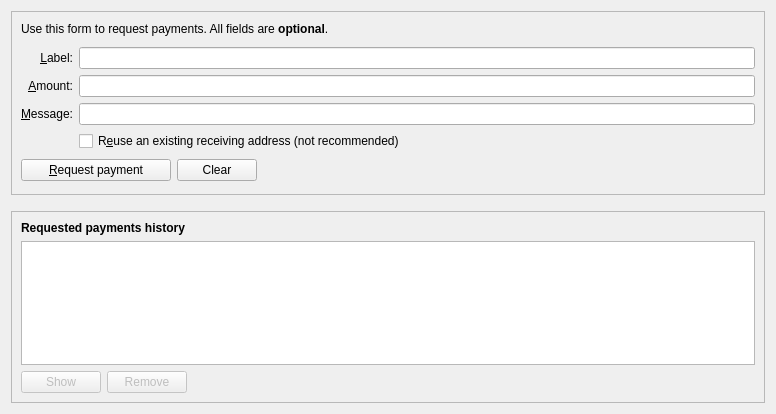
Qt form src/qt/forms/receivecoinsdialog.ui (unitusdev/unitus) before a commit.
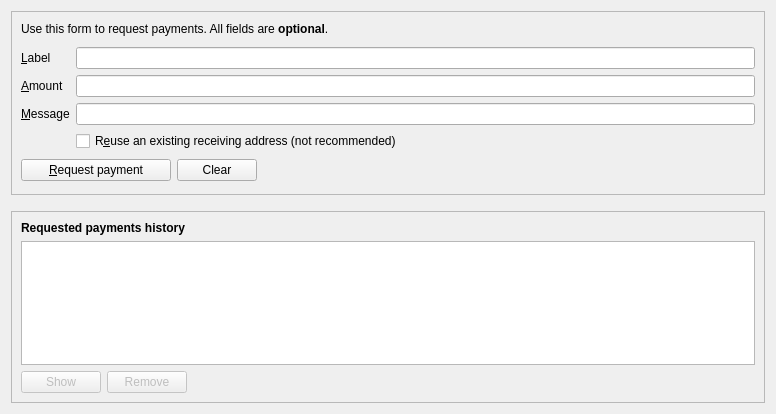
The same form after that commit. Icons and pictures are not drawn. Custom widgets are drawn as their Qt base class.

Patch:
```diff
--- a/src/qt/forms/receivecoinsdialog.ui
+++ b/src/qt/forms/receivecoinsdialog.ui
@@ -81,10 +81,10 @@
            <string>An optional label to associate with the new receiving address.</string>
           </property>
           <property name="text">
-           <string>&amp;Label:</string>
+           <string>&amp;Label</string>
           </property>
           <property name="alignment">
-           <set>Qt::AlignRight|Qt::AlignTrailing|Qt::AlignVCenter</set>
+           <set>Qt::AlignLeading|Qt::AlignLeft|Qt::AlignVCenter</set>
           </property>
           <property name="buddy">
            <cstring>reqLabel</cstring>
@@ -141,10 +141,10 @@
            <string>An optional amount to request. Leave this empty or zero to not request a specific amount.</string>
           </property>
           <property name="text">
-           <string>&amp;Amount:</string>
+           <string>&amp;Amount</string>
           </property>
           <property name="alignment">
-           <set>Qt::AlignRight|Qt::AlignTrailing|Qt::AlignVCenter</set>
+           <set>Qt::AlignLeading|Qt::AlignLeft|Qt::AlignVCenter</set>
           </property>
           <property name="buddy">
            <cstring>reqAmount</cstring>
@@ -157,10 +157,10 @@
            <string>An optional message to attach to the payment request, which will be displayed when the request is opened. Note: The message will not be sent with the payment over the Unitus network.</string>
           </property>
           <property name="text">
-           <string>&amp;Message:</string>
+           <string>&amp;Message</string>
           </property>
           <property name="alignment">
-           <set>Qt::AlignRight|Qt::AlignTrailing|Qt::AlignVCenter</set>
+           <set>Qt::AlignLeading|Qt::AlignLeft|Qt::AlignVCenter</set>
           </property>
           <property name="buddy">
            <cstring>reqMessage</cstring>
```
Left out of the diff: 10 changed lines with no effect on the pictures.
